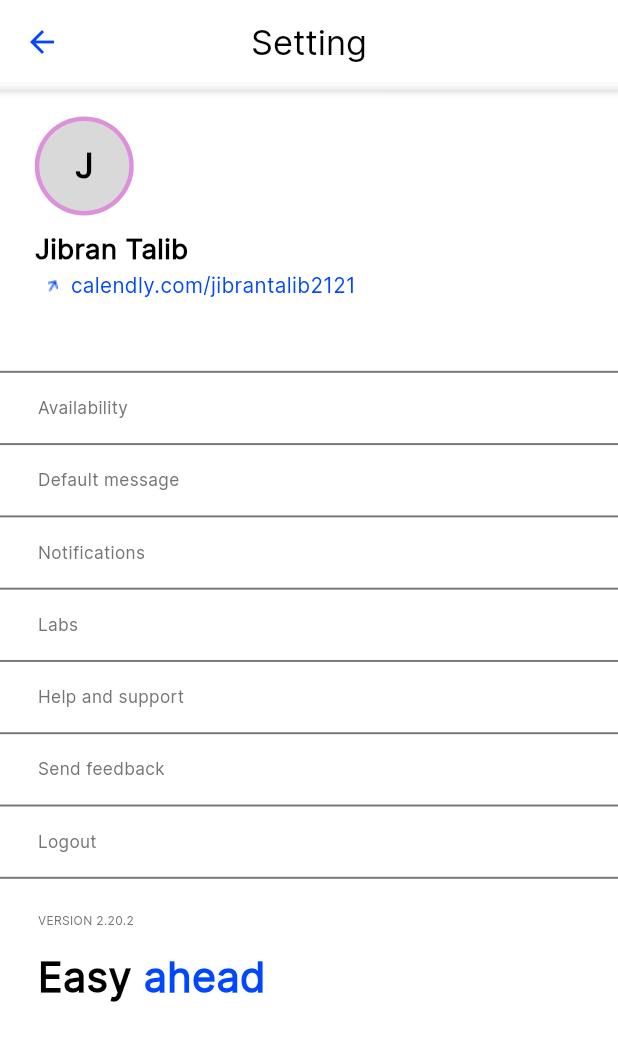
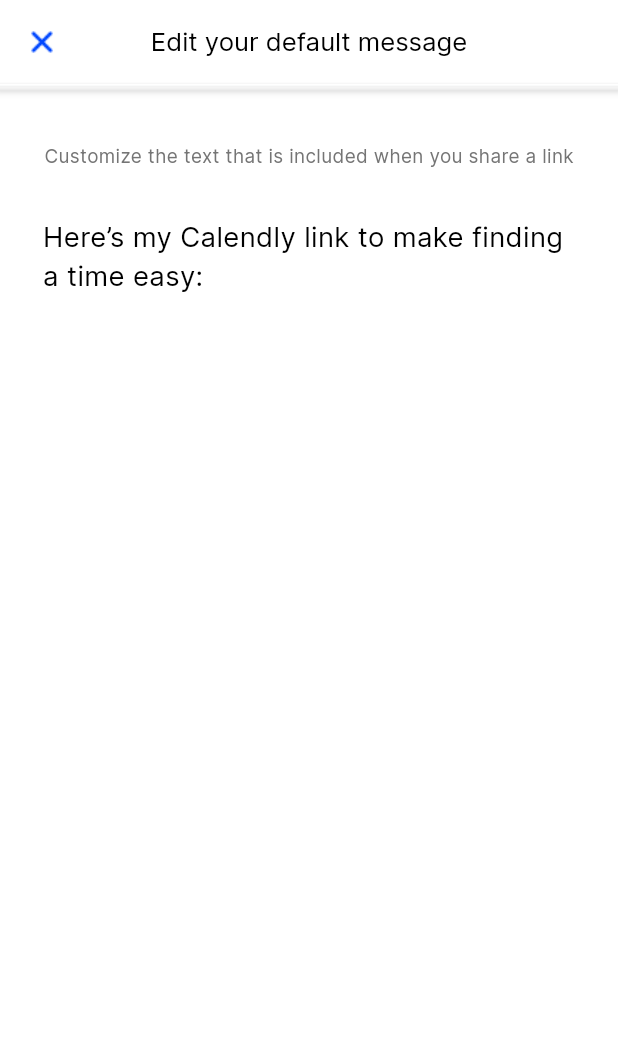
Before and after one commit to Jibran-Talib/Calendly, a Flutter app: the SettingScreen screen opened directly, after a tap on "Default message", on a phone screen of 412 x 824 dp. Shown: the top 1041 px of the screen. Run offline on Flutter 3.47's test engine with Material 3 defaults, Android fonts, the phone set to English and light mode, and no system bars; our stand-ins replace firebase_core, flutter_screenutil, get; accounts and stored records are empty.

Commit message:
almost Final today work

```diff
--- a/calendly_clone/lib/controller/get_controller.dart
+++ b/calendly_clone/lib/controller/get_controller.dart
@@ -3,4 +3,10 @@
 class Controller extends GetxController {
   RxBool createLoading = false.obs;
   RxBool signupLoading = false.obs;
+  RxBool pushNotificationSwitch = false.obs;
+  RxBool newSwitch = false.obs;
+  RxBool reconfirmationsSwitch = false.obs;
+  RxBool rescheduledSwitch = false.obs;
+  RxBool canceledSwitch = false.obs;
+  RxBool dartModeSwitch = false.obs;
 }
--- a/calendly_clone/lib/main.dart
+++ b/calendly_clone/lib/main.dart
@@ -22,9 +22,12 @@
       child: GetMaterialApp(
         title: 'Flutter Demo',
         theme: ThemeData(
+          switchTheme: SwitchThemeData(
+            trackOutlineColor: MaterialStateProperty.all(Colors.white),
+          ),
           iconTheme: const IconThemeData(color: Color(0xff0047ff)),
           scaffoldBackgroundColor: Colors.white,
-          colorScheme: ColorScheme.fromSeed(seedColor: const Color(0xff0047ff)),
+          colorScheme: ColorScheme.fromSeed(seedColor: Colors.white),
           useMaterial3: true,
         ),
         home: const WelcomeScreen(),
--- a/calendly_clone/lib/utils/reuseable_row.dart
+++ b/calendly_clone/lib/utils/reuseable_row.dart
@@ -5,7 +5,16 @@
 class ReuseableRow extends StatelessWidget {
   final String text;
   final VoidCallback? onTap;
-  const ReuseableRow({super.key, required this.text, this.onTap});
+  final Widget? button;
+  final double fontSize;
+
+  const ReuseableRow({
+    super.key,
+    required this.text,
+    this.onTap,
+    this.button,
+    this.fontSize = 10,
+  });
 
   @override
   Widget build(BuildContext context) {
@@ -17,6 +26,8 @@
           height: 1.h,
           color: const Color(0xff757575),
         ),
+        Row(
+          children: [
             InkWell(
               onTap: onTap,
               child: Padding(
@@ -24,9 +35,18 @@
                 child: ReuseText(
                   text: text,
                   color: const Color(0xff757575),
-              size: 10,
+                  size: fontSize.sp,
                 ),
               ),
+            ),
+            const Spacer(),
+            SizedBox(
+              child: button,
+            ),
+            SizedBox(
+              width: 15.w,
+            ),
+          ],
         ),
       ],
     );
--- /dev/null
+++ b/calendly_clone/lib/view/default_screen.dart
@@ -0,0 +1,64 @@
+import 'package:calendly_clone/utils/reuseable_text.dart';
+import 'package:flutter/material.dart';
+import 'package:flutter_screenutil/flutter_screenutil.dart';
+import 'package:get/get.dart';
+import 'package:get/get_core/src/get_main.dart';
+
+class DefaultScreen extends StatelessWidget {
+  const DefaultScreen({super.key});
+
+  @override
+  Widget build(BuildContext context) {
+    return SafeArea(
+      child: Scaffold(
+        appBar: AppBar(
+          bottom: PreferredSize(
+              preferredSize: const Size(double.infinity, 1),
+              child: Material(
+                elevation: 2,
+                child: Container(
+                  width: double.infinity,
+                  height: 1,
+                  color: Colors.white,
+                ),
+              )),
+          backgroundColor: Colors.white,
+          shadowColor: Colors.black,
+          leading: IconButton(
+              onPressed: () {
+                Get.back();
+              },
+              icon: const ImageIcon(
+                  color: Color(0xff0047ff),
+                  AssetImage('assets/images/cross.png'))),
+          title: const ReuseText(
+            text: 'Edit your default message',
+            color: Colors.black,
+            size: 15,
+          ),
+          centerTitle: true,
+        ),
+        body: Padding(
+          padding: EdgeInsets.symmetric(vertical: 29.h, horizontal: 25.w),
+          child: Column(
+            crossAxisAlignment: CrossAxisAlignment.center,
+            children: [
+              const ReuseText(
+                text:
+                    'Customize the text that is included when you share a link',
+                size: 11,
+                color: Color(0xff757575),
+              ),
+              SizedBox(height: 25.h),
+              const ReuseText(
+                text: 'Here’s my Calendly link to make finding a time easy:',
+                size: 16,
+                color: Colors.black,
+              ),
+            ],
+          ),
+        ),
+      ),
+    );
+  }
+}
--- a/calendly_clone/lib/view/setting_screen.dart
+++ b/calendly_clone/lib/view/setting_screen.dart
@@ -1,6 +1,8 @@
 import 'package:calendly_clone/utils/reuseable_row.dart';
 import 'package:calendly_clone/utils/reuseable_text.dart';
+import 'package:calendly_clone/view/default_screen.dart';
 import 'package:calendly_clone/view/lab_screen.dart';
+import 'package:calendly_clone/view/notification_screen.dart';
 import 'package:flutter/material.dart';
 import 'package:flutter_screenutil/flutter_screenutil.dart';
 import 'package:get/get.dart';
@@ -88,8 +90,17 @@
               text: 'Availability',
               onTap: () {},
             ),
-            ReuseableRow(text: 'Default message', onTap: () {}),
-            const ReuseableRow(text: 'Notifications'),
+            ReuseableRow(
+                text: 'Default message',
+                onTap: () {
+                  Get.to(() => const DefaultScreen());
+                }),
+            ReuseableRow(
+              text: 'Notifications',
+              onTap: () {
+                Get.to(() => const NotificationScreen());
+              },
+            ),
             ReuseableRow(
               text: 'Labs',
               onTap: () {
```
Also changed, not shown: calendly_clone/lib/view/create_event_screen.dart (added, +42 -0 lines), calendly_clone/lib/view/home_screen.dart (+16 -4 lines), calendly_clone/lib/view/lab_screen.dart (+65 -3 lines), calendly_clone/lib/view/notification_screen.dart (added, +160 -0 lines). Lines whose indentation alone changed are shown as unchanged.
